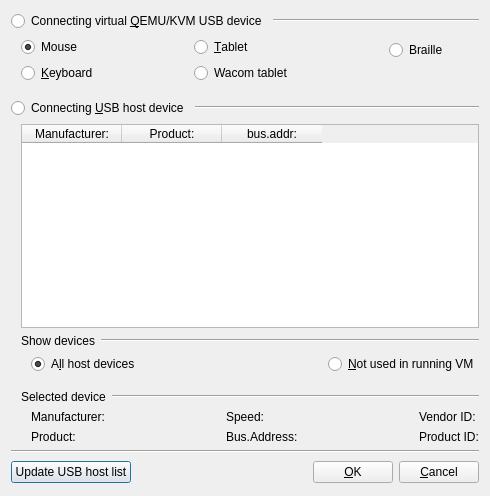
This is src/Add_USB_Port_Window.ui in tobimensch/aqemu as Qt 5 draws it before an edit. The edited form follows.
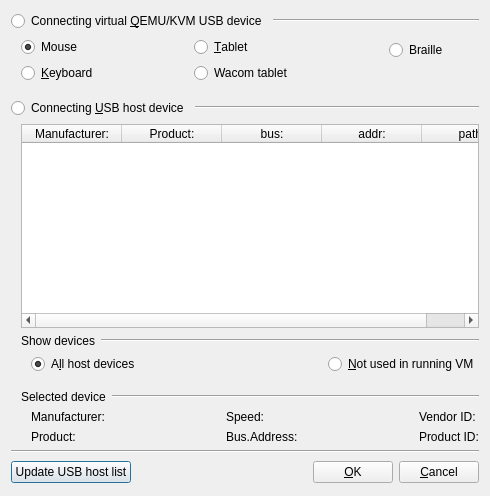
This is the edited form. Icons and pictures are not drawn.

What changed in the file:
```diff
--- a/src/Add_USB_Port_Window.ui
+++ b/src/Add_USB_Port_Window.ui
@@ -229,7 +229,17 @@
         </column>
         <column>
          <property name="text">
-          <string>bus.addr:</string>
+          <string>bus:</string>
+         </property>
+        </column>
+        <column>
+         <property name="text">
+          <string>addr:</string>
+         </property>
+        </column>
+        <column>
+         <property name="text">
+          <string>path:</string>
          </property>
         </column>
        </widget>
```
